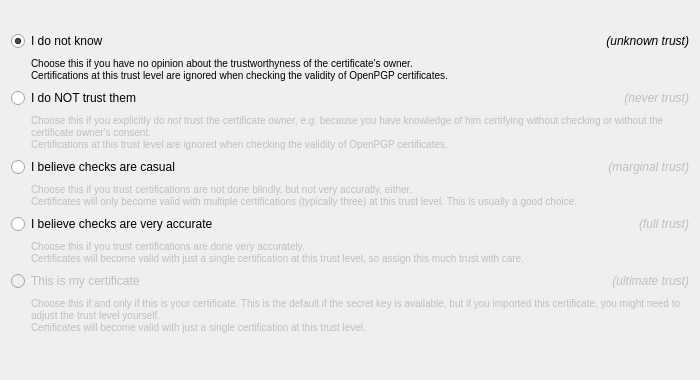
This is src/dialogs/ownertrustdialog.ui in sensama/kleopatra as Qt 5 draws it before an edit. The edited form follows.
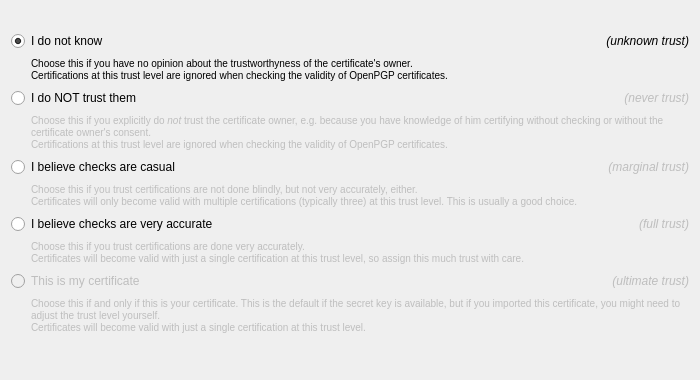
This is the edited form.

Patch:
```diff
--- a/src/dialogs/ownertrustdialog.ui
+++ b/src/dialogs/ownertrustdialog.ui
@@ -186,7 +186,7 @@
         <bool>false</bool>
        </property>
        <property name="text">
-        <string>&lt;font size=&quot;-1&quot;&gt;Choose this if you trust certifications are not done blindly, but not very accuratly, either.&lt;br&gt;Certificates will only become valid with multiple certifications (typically three) at this trust level. This is usually a good choice.&lt;/font&gt;</string>
+        <string>&lt;font size=&quot;-1&quot;&gt;Choose this if you trust certifications are not done blindly, but not very accurately, either.&lt;br&gt;Certificates will only become valid with multiple certifications (typically three) at this trust level. This is usually a good choice.&lt;/font&gt;</string>
        </property>
        <property name="wordWrap">
         <bool>true</bool>
```
